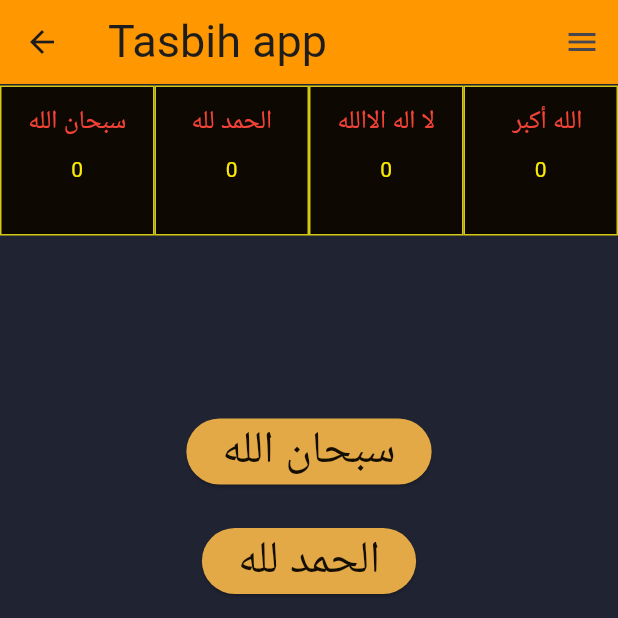
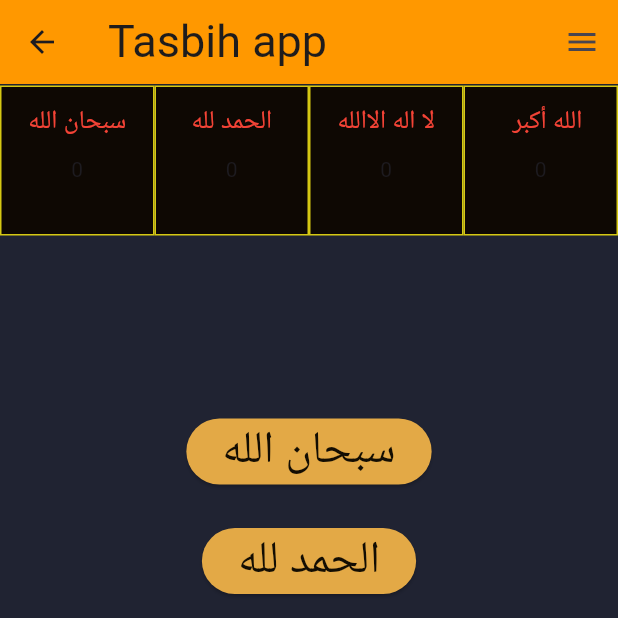
Before and after one commit to MohamedAliShaltoot/Tasbih-application, a Flutter app: the screen it shows after launch, on a phone screen of 412 x 824 dp, the top half of it. Run offline on Flutter 3.47's test engine with Material 3 defaults, Android fonts, the light colour scheme and no system bars; drawn by our look-alikes of animated_flip_counter, shimmer; our stand-ins replace awesome_dialog.

Commit message:
add animated text , 2 photos , 1 package

```diff
--- a/tasbish app/lib/customWidgets/expanded_countainer.dart
+++ b/tasbish app/lib/customWidgets/expanded_countainer.dart
@@ -1,5 +1,8 @@
+import 'package:animated_flip_counter/animated_flip_counter.dart';
 import 'package:flutter/material.dart';
 import 'package:flutter_application_1/customWidgets/custom_text_widget.dart';
+
+// ignore: non_constant_identifier_names
 
 // ignore: non_constant_identifier_names
 Expanded ExpandedCountainerWidget(String textLabel, int counter) {
@@ -19,11 +22,17 @@ Expanded ExpandedCountainerWidget(String textLabel, int counter) {
           const SizedBox(
             height: 10,
           ),
-          Text(
-            "$counter",
-            style: const TextStyle(color: Color.fromARGB(255, 250, 234, 4)),
-            textAlign: TextAlign.center,
-          ),
+
+           AnimatedFlipCounter(
+            value: counter,
+            duration: const Duration(seconds: 1),
+            curve: Curves.linear,
+           ),
+          // Text(
+          //   "$counter",
+          //   style: const TextStyle(color: Color.fromARGB(255, 250, 234, 4)),
+          //   textAlign: TextAlign.center,
+          // ),
         ],
       ),
     ),
--- a/tasbish app/lib/home_screen.dart
+++ b/tasbish app/lib/home_screen.dart
@@ -4,7 +4,7 @@ import 'package:awesome_dialog/awesome_dialog.dart';
 import 'package:flutter/material.dart';
 import 'package:flutter_application_1/customWidgets/custom_button_text_widget.dart';
 import 'package:flutter_application_1/customWidgets/expanded_countainer.dart';
-import 'package:flutter_application_1/show_dialog.dart';
+//import 'package:flutter_application_1/show_dialog.dart';
 import 'package:flutter_application_1/show_snack_bar.dart';
 import 'package:shimmer/shimmer.dart';
 
@@ -20,6 +20,9 @@ class _HomeScreenState extends State<HomeScreen> {
   int alhamd = 0;
   int laaaelaha = 0;
   int alla = 0;
+
+
+
 
   @override
   Widget build(BuildContext context) {
--- a/tasbish app/lib/splash_screen.dart
+++ b/tasbish app/lib/splash_screen.dart
@@ -47,7 +47,7 @@ class _SplashScreenState extends State<SplashScreen> with SingleTickerProviderSt
             SizedBox(
               width: 200,
               height: 200,
-              child:Image.asset("assets/images/Group 173.png"),
+              child:Image.asset("assets/images/images.png"),
 
 
               )
--- a/tasbish app/pubspec.yaml
+++ b/tasbish app/pubspec.yaml
@@ -30,6 +30,7 @@ environment:
 dependencies:
   shimmer: ^3.0.0
   awesome_dialog: ^3.2.1
+  animated_flip_counter: ^0.3.4
 
   provider: ^6.1.2
   flutter:
```
Also changed, not shown: assets/images/images.png (added), assets/images/tasbih.jpeg (added), tasbish app/pubspec.lock.
